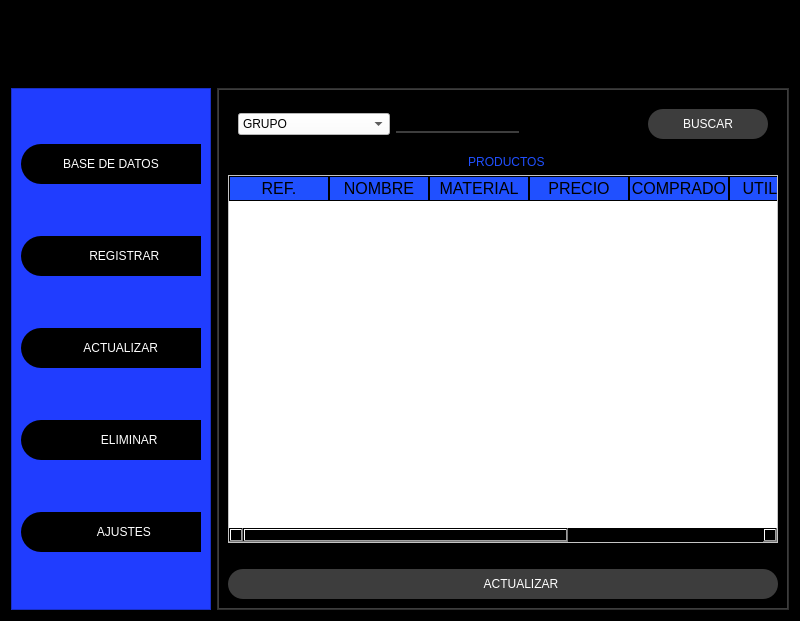
Qt form admin_store.ui (roque76/App1) before a commit.
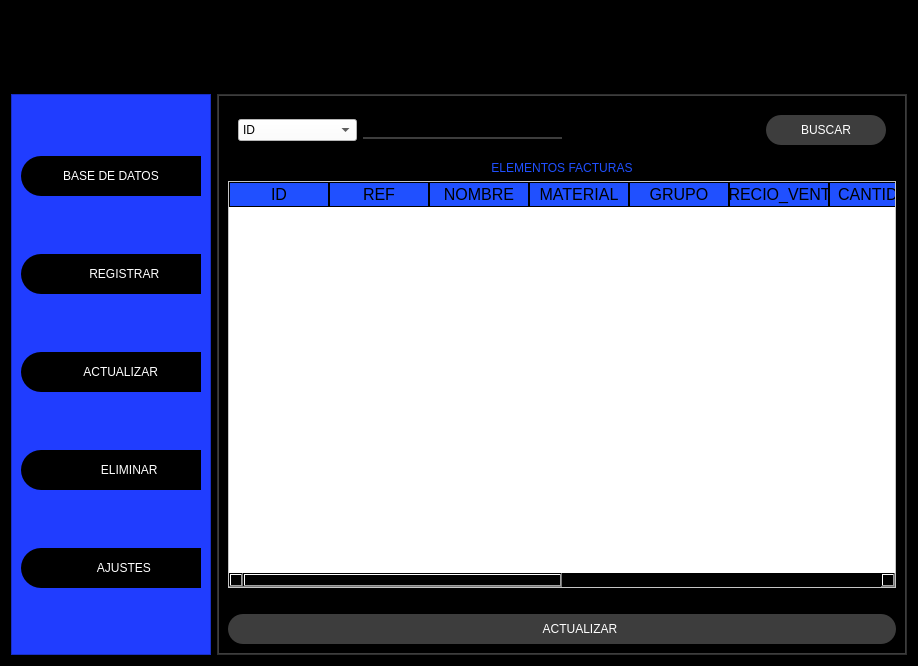
The same form after that commit. The open tabs and pages were chosen to show the change. Icons and pictures are not drawn.

The edit to the form file:
```diff
--- a/admin_store.ui
+++ b/admin_store.ui
@@ -6,8 +6,8 @@
    <rect>
     <x>0</x>
     <y>0</y>
-    <width>800</width>
-    <height>621</height>
+    <width>918</width>
+    <height>666</height>
    </rect>
   </property>
   <property name="windowTitle">
@@ -700,6 +700,321 @@
                  </item>
                 </layout>
                </widget>
+               <widget class="QWidget" name="fact_pag">
+                <layout class="QVBoxLayout" name="verticalLayout_23">
+                 <item>
+                  <widget class="QFrame" name="frame_3">
+                   <property name="styleSheet">
+                    <string notr="true">QFrame{
+background-color:rgb(0,0,0);
+}
+QLabel{
+font: 87 12pt &quot;Arial Black&quot;;
+background-color: #000000ff;
+color: rgb(32, 80, 255);
+border:0px solid #14C8CD;
+}
+QLineEdit{
+border: 10px;
+color:rgb(255,255,255);
+border-bottom:2px solid rgb(61,61,61);
+font:75 12pt &quot;Times New Roman&quot;;
+}
+QPushButton{
+background-color:rgb(61,61,61);
+border-radius: 15px;
+color:rgb(255,255,255);
+font:77 10pt &quot;Arial Black&quot;;
+}
+QPushButton:hover{
+background-color: rgb(32, 80, 255);
+border-radius: 15px;
+color:rgb(0,0,0);
+font: 77 10pt &quot;Arial Black&quot;;
+}
+QTableWidget{
+background-color: rgb(255,255,255);
+color:rgb(0,0,0);
+gridline-color:rgb(32, 80, 255);
+font-size:12pt;
+color:#000000;
+}
+QHeaderView::section{
+background-color: rgb(32, 80, 255);
+border:1px solid rgb(0,0,0);
+font-size: 12pt;
+}
+QTableWidget QTableCornerButton::section{
+background-color:rgb(0,0,0);
+border:1px solid rgb(32, 80, 255);
+}</string>
+                   </property>
+                   <property name="frameShape">
+                    <enum>QFrame::StyledPanel</enum>
+                   </property>
+                   <property name="frameShadow">
+                    <enum>QFrame::Raised</enum>
+                   </property>
+                   <layout class="QHBoxLayout" name="horizontalLayout_21">
+                    <item>
+                     <widget class="QComboBox" name="combo_3">
+                      <property name="styleSheet">
+                       <string notr="true">background-color: rgb(255, 255, 255);
+font: 14px &quot;Arial Black&quot;;</string>
+                      </property>
+                      <item>
+                       <property name="text">
+                        <string>ID</string>
+                       </property>
+                      </item>
+                      <item>
+                       <property name="text">
+                        <string>REF</string>
+                       </property>
+                      </item>
+                      <item>
+                       <property name="text">
+                        <string>NOMBRE</string>
+                       </property>
+                      </item>
+                      <item>
+                       <property name="text">
+                        <string>MATERIAL</string>
+                       </property>
+                      </item>
+                      <item>
+                       <property name="text">
+                        <string>GRUPO</string>
+                       </property>
+                      </item>
+                      <item>
+                       <property name="text">
+                        <string>PRECIO VENTA</string>
+                       </property>
+                      </item>
+                      <item>
+                       <property name="text">
+                        <string>CANTIDAD</string>
+                       </property>
+                      </item>
+                      <item>
+                       <property name="text">
+                        <string>VALOR TOTAL</string>
+                       </property>
+                      </item>
+                      <item>
+                       <property name="text">
+                        <string>IVA</string>
+                       </property>
+                      </item>
+                      <item>
+                       <property name="text">
+                        <string>NUM_FACT</string>
+                       </property>
+                      </item>
+                     </widget>
+                    </item>
+                    <item>
+                     <widget class="QLineEdit" name="combo_line_3"/>
+                    </item>
+                    <item>
+                     <spacer name="horizontalSpacer_16">
+                      <property name="orientation">
+                       <enum>Qt::Horizontal</enum>
+                      </property>
+                      <property name="sizeHint" stdset="0">
+                       <size>
+                        <width>40</width>
+                        <height>20</height>
+                       </size>
+                      </property>
+                     </spacer>
+                    </item>
+                    <item>
+                     <widget class="QPushButton" name="search_fact">
+                      <property name="minimumSize">
+                       <size>
+                        <width>120</width>
+                        <height>30</height>
+                       </size>
+                      </property>
+                      <property name="text">
+                       <string>BUSCAR</string>
+                      </property>
+                      <property name="icon">
+                       <iconset>
+                        <normaloff>Imagenes/preferencessystemsearch_94404 (1).png</normaloff>Imagenes/preferencessystemsearch_94404 (1).png</iconset>
+                      </property>
+                      <property name="iconSize">
+                       <size>
+                        <width>30</width>
+                        <height>30</height>
+                       </size>
+                      </property>
+                     </widget>
+                    </item>
+                   </layout>
+                  </widget>
+                 </item>
+                 <item>
+                  <widget class="QLabel" name="tit_product_3">
+                   <property name="text">
+                    <string>ELEMENTOS FACTURAS</string>
+                   </property>
+                   <property name="alignment">
+                    <set>Qt::AlignCenter</set>
+                   </property>
+                  </widget>
+                 </item>
+                 <item>
+                  <widget class="QTableWidget" name="prodc_table_3">
+                   <column>
+                    <property name="text">
+                     <string>ID</string>
+                    </property>
+                   </column>
+                   <column>
+                    <property name="text">
+                     <string>REF</string>
+                    </property>
+                   </column>
+                   <column>
+                    <property name="text">
+                     <string>NOMBRE</string>
+                    </property>
+                   </column>
+                   <column>
+                    <property name="text">
+                     <string>MATERIAL</string>
+                    </property>
+                   </column>
+                   <column>
+                    <property name="text">
+                     <string>GRUPO</string>
+                    </property>
+                   </column>
+                   <column>
+                    <property name="text">
+                     <string>PRECIO_VENTA</string>
+                    </property>
+                   </column>
+                   <column>
+                    <property name="text">
+                     <string>CANTIDAD</string>
+                    </property>
+                   </column>
+                   <column>
+                    <property name="text">
+                     <string>VALOR TOTAL</string>
+                    </property>
+                   </column>
+                   <column>
+                    <property name="text">
+                     <string>IVA</string>
+                    </property>
+                   </column>
+                   <column>
+                    <property name="text">
+                     <string>NUM_FACT</string>
+                    </property>
+                   </column>
+                   <column>
+                    <property name="text">
+                     <string>FECHA</string>
+                    </property>
+                   </column>
+                   <column>
+                    <property name="text">
+                     <string>TIEMPO</string>
+                    </property>
+                   </column>
+                  </widget>
+                 </item>
+                 <item>
+                  <spacer name="horizontalSpacer_17">
+                   <property name="orientation">
+                    <enum>Qt::Horizontal</enum>
+                   </property>
+                   <property name="sizeHint" stdset="0">
+                    <size>
+                     <width>621</width>
+                     <height>20</height>
+                    </size>
+                   </property>
+                  </spacer>
+                 </item>
+                 <item>
+                  <widget class="QPushButton" name="refresh_fact">
+                   <property name="minimumSize">
+                    <size>
+                     <width>120</width>
+                     <height>30</height>
+                    </size>
+                   </property>
+                   <property name="text">
+                    <string>           ACTUALIZAR</string>
+                   </property>
+                   <property name="icon">
+                    <iconset>
+                     <normaloff>Imagenes/vcsupdaterequired_93493.png</normaloff>Imagenes/vcsupdaterequired_93493.png</iconset>
+                   </property>
+                   <property name="iconSize">
+                    <size>
+                     <width>38</width>
+                     <height>38</height>
+                    </size>
+                   </property>
+                  </widget>
+                 </item>
+                </layout>
+               </widget>
+               <widget class="QWidget" name="select_pag">
+                <layout class="QHBoxLayout" name="horizontalLayout_11">
+                 <item>
+                  <layout class="QVBoxLayout" name="verticalLayout_13">
+                   <item>
+                    <widget class="QPushButton" name="base_bt_2">
+                     <property name="minimumSize">
+                      <size>
+                       <width>0</width>
+                       <height>40</height>
+                      </size>
+                     </property>
+                     <property name="text">
+                      <string>VER INVENTARIO</string>
+                     </property>
+                    </widget>
+                   </item>
+                   <item>
+                    <widget class="QPushButton" name="fact_bt">
+                     <property name="minimumSize">
+                      <size>
+                       <width>0</width>
+                       <height>40</height>
+                      </size>
+                     </property>
+                     <property name="text">
+                      <string>VER ELEMENTOS DE FACTURA</string>
+                     </property>
+                    </widget>
+                   </item>
+                   <item>
+                    <widget class="QPushButton" name="condens_bt">
+                     <property name="minimumSize">
+                      <size>
+                       <width>0</width>
+                       <height>40</height>
+                      </size>
+                     </property>
+                     <property name="text">
+                      <string>VER CONDENSADO DE FACTURA</string>
+                     </property>
+                    </widget>
+                   </item>
+                  </layout>
+                 </item>
+                </layout>
+               </widget>
                <widget class="QWidget" name="regist_pag">
                 <layout class="QVBoxLayout" name="verticalLayout_8">
                  <item>
```
Left out of the diff: 287 changed lines with no effect on the pictures.
